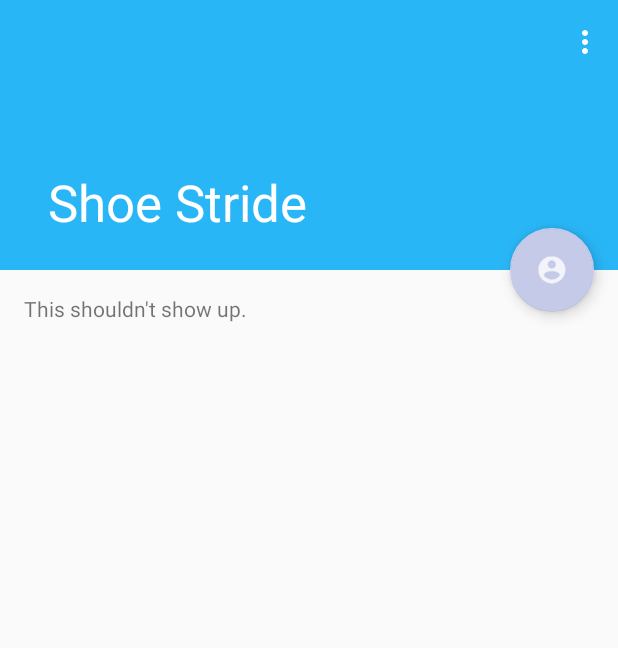
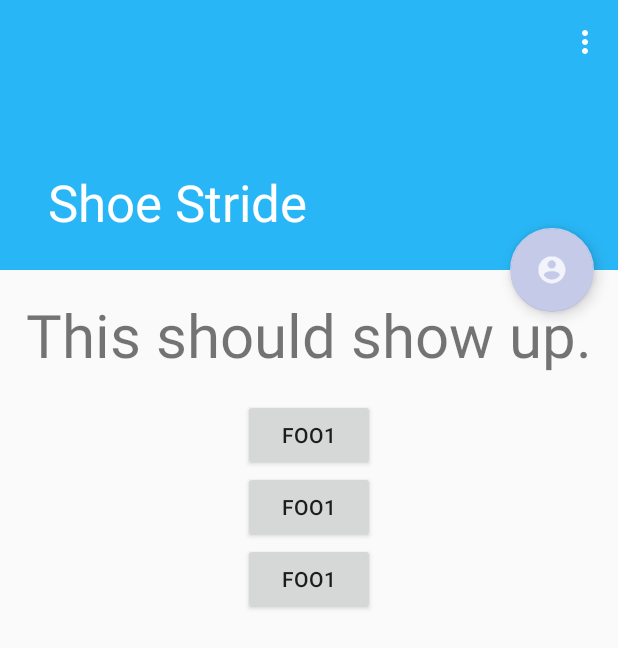
Before and after one commit to justAdevTV/ShoeStride, an Android app: the screen it shows after launch (MainActivity), on a phone screen of 412 x 824 dp. Shown: the top 648 px of the screen. Run offline under Robolectric (Android 15) with nearby library versions, the phone set to English and light mode, and no system bars.

```diff
--- a/app/src/main/res/layout/content_main.xml
+++ b/app/src/main/res/layout/content_main.xml
@@ -7,7 +7,53 @@
     tools:showIn="@layout/activity_main" android:layout_width="match_parent"
     android:layout_height="match_parent" tools:context=".MainActivity">
 
-    <TextView android:id="@+id/count" android:layout_width="wrap_content" android:layout_height="wrap_content"
-        android:layout_margin="@dimen/text_margin" android:text="@string/large_text" />
+
+    <LinearLayout xmlns:android="http://schemas.android.com/apk/res/android"
+        android:layout_width="fill_parent"
+        android:layout_height="fill_parent"
+        android:orientation="vertical"
+        android:weightSum="0">
+
+        <TextView
+            android:id="@+id/count"
+            android:layout_width="match_parent"
+            android:layout_height="0dp"
+            android:layout_margin="@dimen/text_margin"
+            android:text="@string/large_text"
+            android:gravity="center"
+            android:textSize="40sp"
+            android:layout_weight="1" />
+
+        <Button
+            android:id="@+id/foo1"
+            android:layout_width="wrap_content"
+            android:layout_height="wrap_content"
+            android:text="@string/button1"
+            android:layout_gravity="center_horizontal" />
+
+        <Button
+            android:id="@+id/foo2"
+            android:layout_width="wrap_content"
+            android:layout_height="wrap_content"
+            android:text="@string/button1"
+            android:layout_gravity="center_horizontal" />
+
+
+
+        <Button
+            android:id="@+id/foo3"
+            android:layout_width="wrap_content"
+            android:layout_height="wrap_content"
+            android:text="@string/button1"
+            android:layout_gravity="center_horizontal" />
+
+
+
+
+    </LinearLayout>
+
+
+
+
 
 </android.support.v4.widget.NestedScrollView>
--- a/app/src/main/res/values/strings.xml
+++ b/app/src/main/res/values/strings.xml
@@ -1,7 +1,8 @@
 <resources>
     <string name="app_name">Shoe Stride</string>
     <string name="large_text">
-        "This shouldn't show up."
+        "This should show up."
     </string>
     <string name="action_settings">Settings</string>
+    <string name="button1">foo1</string>
 </resources>
```
Also changed, not shown: app/src/main/res/layout/activity_main.xml (+20 -10 lines), 1 other file.
